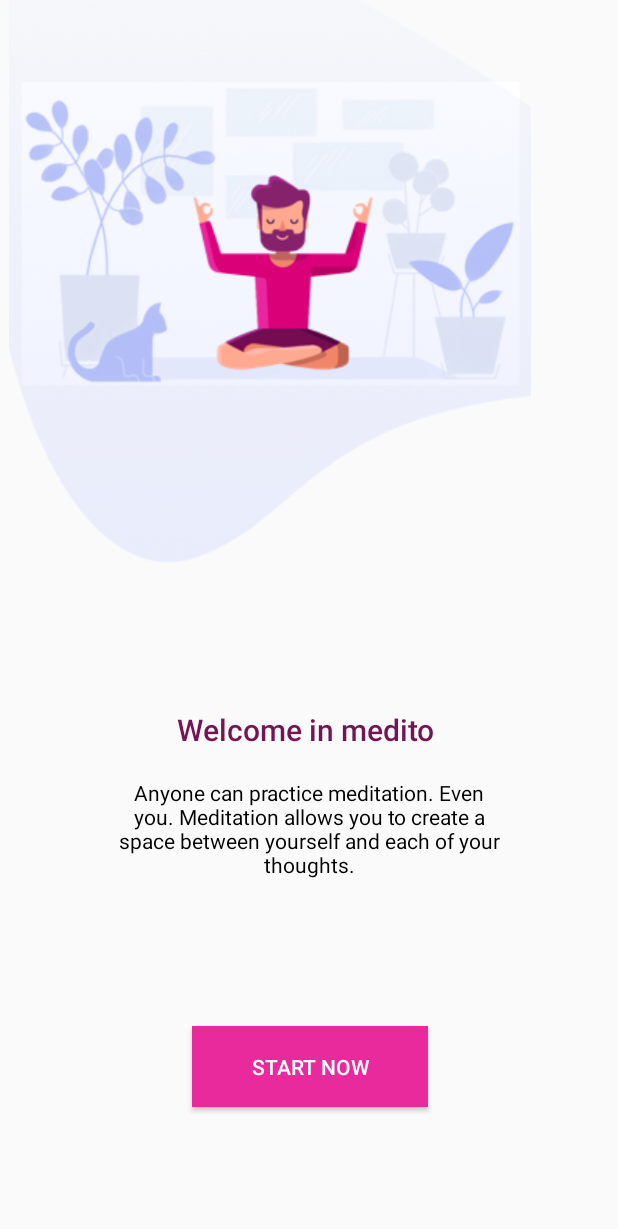
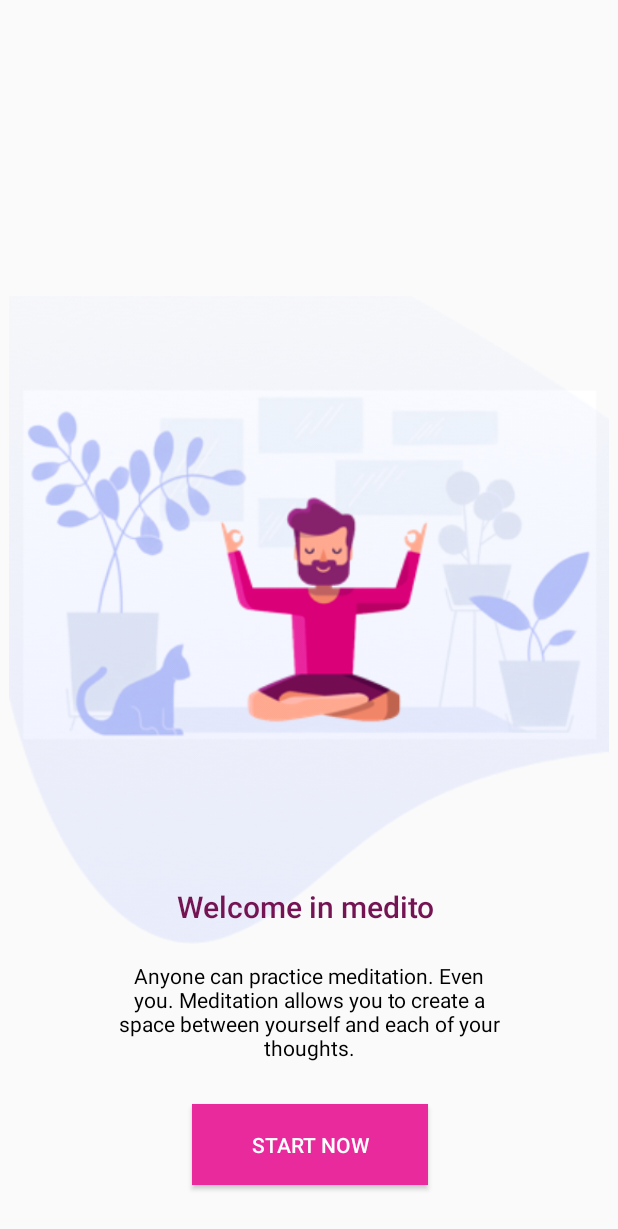
Before and after one commit to julioyildo/kotlin_yoga, an Android app: the layout activity_main.xml on its own in the app's theme, with its tools: preview values and no code run, on a phone screen of 412 x 824 dp. Shown: the top 1229 px of the screen. Run offline under Robolectric (Android 15) with nearby library versions, the phone set to English and light mode, and no system bars.

Commit message:
add bkg image

```diff
--- a/app/src/main/res/layout/activity_main.xml
+++ b/app/src/main/res/layout/activity_main.xml
@@ -9,17 +9,14 @@
 
     <ImageView
         android:id="@+id/imageView"
-        android:layout_width="360dp"
-        android:layout_height="375dp"
-        android:layout_marginBottom="8dp"
+        android:layout_width="400dp"
+        android:layout_height="589dp"
+        android:layout_marginBottom="116dp"
         android:contentDescription="@string/background_image"
         android:cropToPadding="false"
         app:layout_constraintBottom_toBottomOf="parent"
         app:layout_constraintEnd_toEndOf="parent"
-        app:layout_constraintHorizontal_bias="0.0"
         app:layout_constraintStart_toStartOf="parent"
-        app:layout_constraintTop_toTopOf="parent"
-        app:layout_constraintVertical_bias="0.0"
         app:srcCompat="@drawable/bkg_home" />
 
     <TextView
@@ -37,7 +34,7 @@
         app:layout_constraintLeft_toLeftOf="parent"
         app:layout_constraintRight_toRightOf="parent"
         app:layout_constraintTop_toTopOf="@+id/imageView"
-        app:layout_constraintVertical_bias="0.571" />
+        app:layout_constraintVertical_bias="0.68" />
 
     <TextView
         android:id="@+id/textView"
@@ -45,7 +42,7 @@
         android:layout_height="79dp"
         android:layout_marginEnd="8dp"
         android:layout_marginStart="8dp"
-        android:layout_marginTop="16dp"
+        android:layout_marginTop="20dp"
         android:contentDescription="@string/home_description"
         android:text="@string/home_description"
         android:textAlignment="center"
@@ -71,6 +68,7 @@
         app:layout_constraintEnd_toEndOf="parent"
         app:layout_constraintHorizontal_bias="0.502"
         app:layout_constraintStart_toStartOf="parent"
-        app:layout_constraintTop_toBottomOf="@+id/textView" />
+        app:layout_constraintTop_toBottomOf="@+id/textView"
+        app:layout_constraintVertical_bias="0.0" />
 
 </android.support.constraint.ConstraintLayout>
--- a/app/src/main/res/values/styles.xml
+++ b/app/src/main/res/values/styles.xml
@@ -1,7 +1,7 @@
 <resources>
 
     <!-- Base application theme. -->
-    <style name="AppTheme" parent="Theme.AppCompat.Light.DarkActionBar">
+    <style name="AppTheme" parent="Theme.AppCompat.Light.NoActionBar">
         <!-- Customize your theme here. -->
         <item name="colorPrimary">@color/colorPrimary</item>
         <item name="colorPrimaryDark">@color/colorPrimaryDark</item>
```
